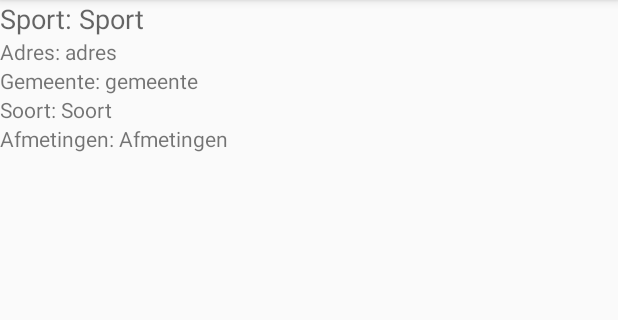
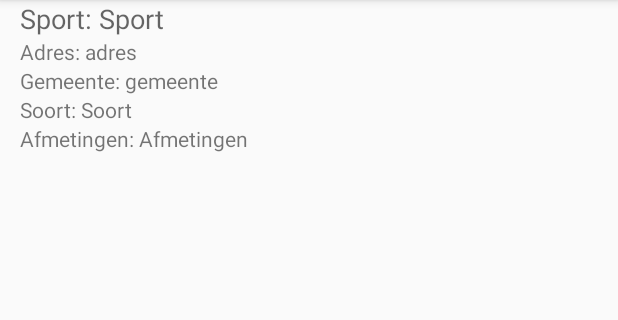
Before and after one commit to wouterDumon/2NMCT_project2015_dumon_wouter, an Android app: the layout row_detail.xml on its own in the app's theme, with its tools: preview values and no code run, on a phone screen of 412 x 824 dp, the part 84-404 px from its top. Run offline under Robolectric (Android 15) with nearby library versions, the phone set to English and light mode, and no system bars.

Commit message:
First Design TODO: Switch terug aanleggen detailview stylen

```diff
--- a/DESProject/app/src/main/java/nmct/howest/be/desproject/MainActivity.java
+++ b/DESProject/app/src/main/java/nmct/howest/be/desproject/MainActivity.java
@@ -12,6 +12,7 @@ import android.database.Cursor;
 import android.support.v4.app.FragmentActivity;
 import android.os.Bundle;
 import android.view.Window;
+import android.widget.Toast;
 
 
 import java.util.ArrayList;
@@ -32,6 +33,7 @@ public class MainActivity extends FragmentActivity implements MainFragment.OnFra
     public List<String[]> getLijstje() {
         return Lijstje;
     }
+    private boolean resumeHasRun = false;
 
     private static final String PREFS_NAME = "MyPrefsFile";
     //  private ArrayList Switches;
@@ -39,16 +41,17 @@ public class MainActivity extends FragmentActivity implements MainFragment.OnFra
 
     @Override
     protected void onCreate(Bundle savedInstanceState) {
-        super.onCreate(savedInstanceState);
         //Remove title bar
         fragmentManager = getFragmentManager();
 
 
         this.requestWindowFeature(Window.FEATURE_NO_TITLE);
         setContentView(R.layout.activity_main);
+        Lijstje = new ArrayList<>();
         if (savedInstanceState == null) {
             progress = ProgressDialog.show(this, "Even geduld",
                     "Bezig met het ophalen van data", true);
+
             new Thread(new Runnable() {
                 @Override
                 public void run() {
@@ -58,11 +61,20 @@ public class MainActivity extends FragmentActivity implements MainFragment.OnFra
                     getLoaderManager().initLoader(0, null, MainActivity.this);
 
 
-                    while (Lijstje.size() == 0 || Lijstje.size() > 200) { //52 elementen in lijst dus +200 => iets fout
+                    while (Lijstje.size() == 0) {
                         try {
-                            Lijstje = a.getLijst();
-                            GeefLijstAanDetails = Lijstje;
+                          if(Lijstje.size() == 0) {
+Lijstje = new ArrayList<String[]>();
+    Lijstje = a.getLijst();
+    GeefLijstAanDetails = a.getLijst();
+}
+                            int a = 10000;
+                            for(int i = 0 ; i<a; i++){
+
+                                //waste some time
+                            }
                         } catch (Exception ex) {
+                            Toast.makeText(MainActivity.this,"hallo",Toast.LENGTH_LONG);
                         }
                     }
 
@@ -85,6 +97,8 @@ public class MainActivity extends FragmentActivity implements MainFragment.OnFra
                 }
             }).start();
         }
+        super.onCreate(savedInstanceState);
+
     }
 
 /*
@@ -125,11 +139,18 @@ public class MainActivity extends FragmentActivity implements MainFragment.OnFra
 
     @Override
     protected void onResume() {
+        empty.clear();
+        if (!resumeHasRun) {
+            super.onResume();
+            resumeHasRun = true;
+            return;
+        }
+        //   Lijstje.clear();
 
-        //   Lijstje.clear();
-        empty.clear();
         SharedPreferences prefs = getSharedPreferences(PREFS_NAME, Context.MODE_PRIVATE);
+        Lijstje = new ArrayList<>();
         if (Lijstje.size() == 0) {
+
             int aantal = prefs.getInt("Aantallijst", 0);
             for (int ii = 0; ii < aantal; ii++) {
                 String str = prefs.getString("lijst" + ii, "");
@@ -145,6 +166,7 @@ public class MainActivity extends FragmentActivity implements MainFragment.OnFra
                 }
                 //  Lijstje.clear();
             }
+          //  GeefLijstAanDetails = Lijstje;
         }
         super.onResume();
     }
--- a/DESProject/app/src/main/java/nmct/howest/be/desproject/MainFragment.java
+++ b/DESProject/app/src/main/java/nmct/howest/be/desproject/MainFragment.java
@@ -87,6 +87,7 @@ public class MainFragment extends Fragment implements CompoundButton.OnCheckedCh
         //Switches.clear();
         SharedPreferences prefs = getActivity().getSharedPreferences(PREFS_NAME, Context.MODE_PRIVATE);
         int aantal = prefs.getInt("Aantal", 0);
+        if(aantal == 0) {
             for (int ii = 0; ii < aantal; ii++) {
                 String sw = prefs.getString("Switch" + ii, "");
                 String[] a = new String[2];
@@ -103,6 +104,7 @@ public class MainFragment extends Fragment implements CompoundButton.OnCheckedCh
                     Switches.add(a);
                 }
 
+            }
         }
     }
 
@@ -125,7 +127,7 @@ public class MainFragment extends Fragment implements CompoundButton.OnCheckedCh
                 mListener.onFragmentInteraction(Switches);
             }
         });
-
+ARG_PARAM1 = ((MainActivity) getActivity()).getLijstje();
         ArrayList<String> Sporten = new ArrayList<String>();
         //   Sporten.add("test");
         int teller = 0;
--- a/DESProject/app/src/main/res/layout/row_detail.xml
+++ b/DESProject/app/src/main/res/layout/row_detail.xml
@@ -55,7 +55,7 @@
         android:text="Sport: "
         android:id="@+id/Sport"
         android:layout_alignParentTop="true"
-        android:layout_alignParentStart="true" />
+        android:layout_toEndOf="@+id/space5" />
 
     <TextView
         android:layout_width="wrap_content"
@@ -63,8 +63,8 @@
         android:textAppearance="?android:attr/textAppearanceSmall"
         android:text="Adres: "
         android:id="@+id/textView"
-        android:layout_below="@+id/txtSport"
-        android:layout_alignParentStart="true" />
+        android:layout_below="@+id/Sport"
+        android:layout_toEndOf="@+id/space5" />
 
     <TextView
         android:layout_width="wrap_content"
@@ -73,7 +73,7 @@
         android:text="Gemeente: "
         android:id="@+id/textView2"
         android:layout_below="@+id/textView"
-        android:layout_alignParentStart="true" />
+        android:layout_toEndOf="@+id/space5" />
 
     <TextView
         android:layout_width="wrap_content"
@@ -82,7 +82,7 @@
         android:text="Soort: "
         android:id="@+id/textView3"
         android:layout_below="@+id/textView2"
-        android:layout_alignParentStart="true" />
+        android:layout_toEndOf="@+id/space5" />
 
     <TextView
         android:layout_width="wrap_content"
@@ -91,13 +91,22 @@
         android:text="Afmetingen: "
         android:id="@+id/textView4"
         android:layout_below="@+id/textView3"
-        android:layout_alignParentStart="true" />
+        android:layout_toEndOf="@+id/space5" />
 
     <Space
         android:layout_width="20px"
         android:layout_height="40px"
         android:layout_below="@+id/txtAfmetingen"
         android:layout_alignParentStart="true"
-        android:layout_alignParentEnd="true" />
+        android:layout_alignParentEnd="true"
+        android:id="@+id/space4" />
+
+    <Space
+        android:layout_width="20px"
+        android:layout_height="20px"
+        android:layout_alignParentTop="true"
+        android:layout_alignParentStart="true"
+        android:layout_above="@+id/space4"
+        android:id="@+id/space5" />
 
 </RelativeLayout>
--- a/DESProject/app/src/main/res/layout/row_main.xml
+++ b/DESProject/app/src/main/res/layout/row_main.xml
@@ -27,7 +27,7 @@
         android:text="hahahaha" />
 
     <Space
-        android:layout_width="35px"
+        android:layout_width="20px"
         android:layout_height="20px"
         android:layout_alignBottom="@+id/switch1"
         android:layout_alignParentStart="true"
```
Also changed, not shown: DESProject/app/src/main/java/nmct/howest/be/desproject/DetailFragment.java (+20 -15 lines), DESProject/app/src/main/java/nmct/howest/be/desproject/ShowMapFragment.java (+19 -6 lines), DESProject/app/src/main/res/drawable/mybutton.xml (added, +24 -0 lines), DESProject/app/src/main/res/layout/fragment_detail.xml (+8 -1 lines), DESProject/app/src/main/res/layout/fragment_main.xml (+10 -12 lines), DESProject/app/src/main/res/values-v21/styles.xml (+19 -0 lines). Lines whose indentation alone changed are shown as unchanged.
